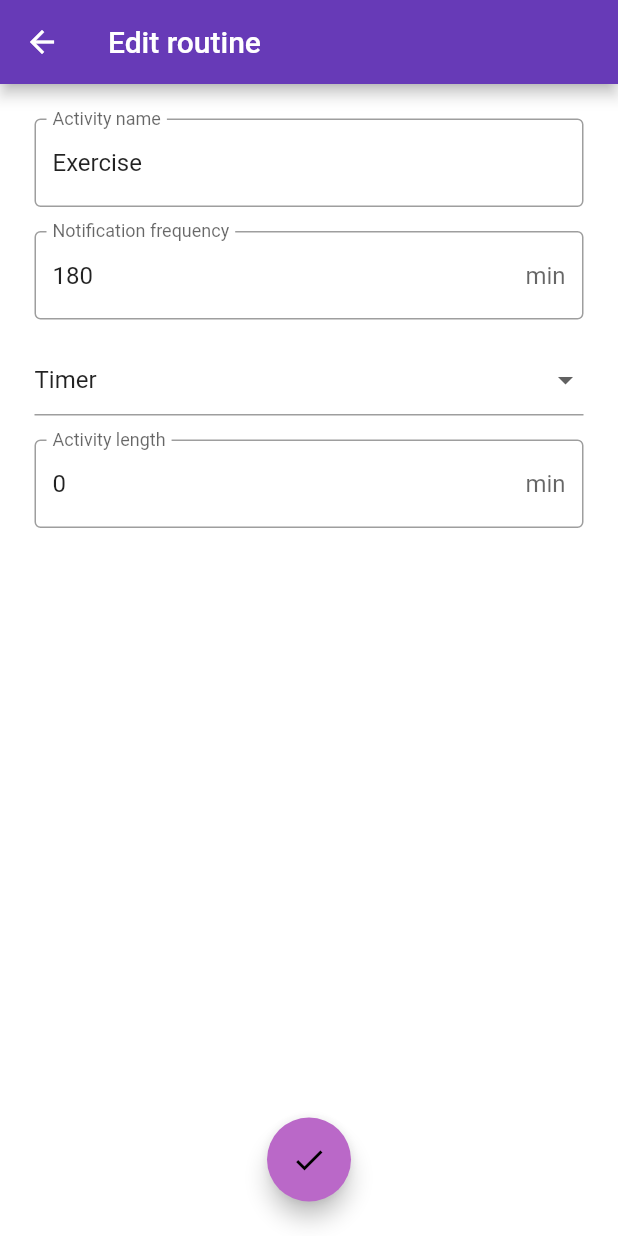
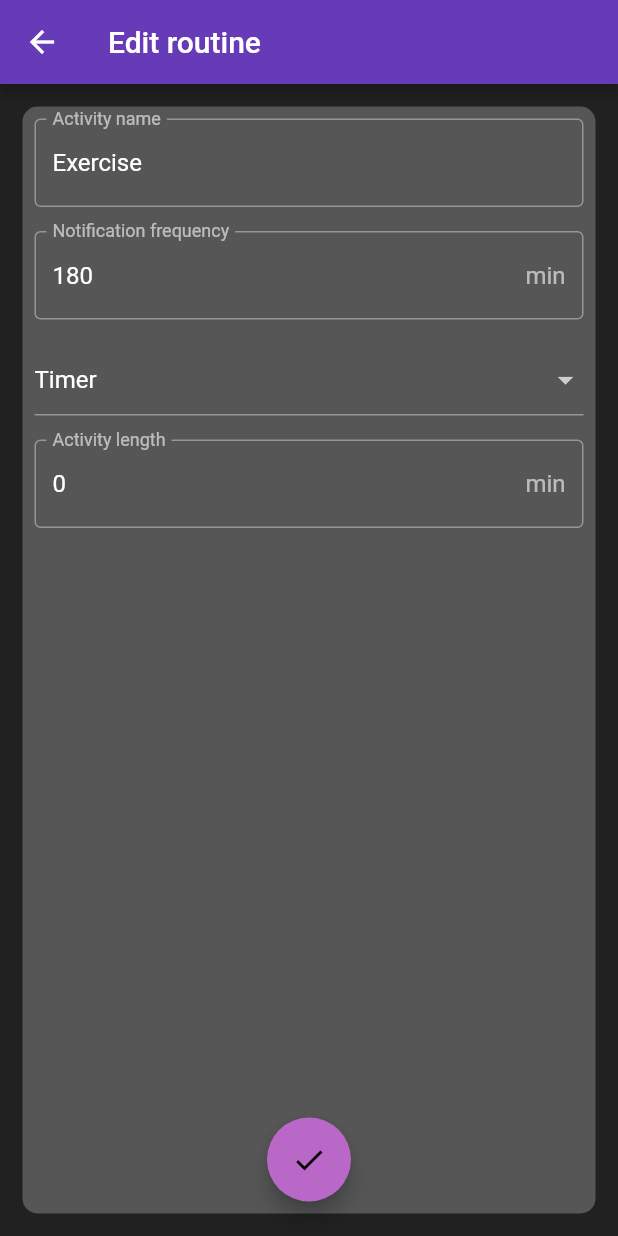
Before and after one commit to Josde/Habitr, a Flutter app: the screen it shows after launch, item 2 of the bottom bar chosen, after a tap on the "edit" icon, on a phone screen of 412 x 824 dp. Run offline on Flutter 3.47's test engine with Material 2 defaults, Android fonts, the phone set to English and light mode, and no system bars; our stand-ins replace bloc, country_picker, equatable, flutter_bloc, flutter_native_splash, flutter_settings_screens and 3 more; missing offline and left inert: jdenticon_dart; accounts and stored records are empty.

Commit message:
Modify theme cubit
Recommit everything due to permission problems...

```diff
--- a/lib/blocs/theme/theme_cubit.dart
+++ b/lib/blocs/theme/theme_cubit.dart
@@ -1,10 +1,11 @@
 import 'package:bloc/bloc.dart';
 import 'package:equatable/equatable.dart';
 import 'package:flutter/material.dart';
+import 'package:flutter_settings_screens/flutter_settings_screens.dart';
 import 'package:habitr_tfg/utils/constants.dart';
 part 'theme_state.dart';
 
 class ThemeCubit extends Cubit<ThemeState> {
-  ThemeCubit() : super(ThemeLight());
-  void switchTheme() => {this.state is ThemeLight? emit(ThemeDark()) : emit(ThemeLight())};
+  ThemeCubit() : super(ThemeBase());
+  void switchTheme() => {this.state.theme == lightTheme? emit(ThemeDark()) : emit(ThemeLight())};
 }
--- a/lib/blocs/theme/theme_state.dart
+++ b/lib/blocs/theme/theme_state.dart
@@ -4,7 +4,14 @@ abstract class ThemeState extends Equatable {
   ThemeState();
   ThemeData? theme;
 }
-
+class ThemeBase extends ThemeState {
+  ThemeData? theme;
+  ThemeBase() {
+    theme = darkTheme; // FIXME: Usar Settings para obtener el ultimo valor NO FUNCIONA para nada.
+  }
+  @override
+  List<Object> get props => [theme!];
+}
 class ThemeDark extends ThemeState {
   ThemeData? theme = darkTheme;
   @override
--- a/lib/blocs/users/feed/feed_state.dart
+++ b/lib/blocs/users/feed/feed_state.dart
@@ -4,3 +4,9 @@ part of 'feed_bloc.dart';
 abstract class FeedState {}
 
 class FeedInitial extends FeedState {}
+
+class FeedLoading extends FeedState {}
+
+class FeedLoaded extends FeedState {}
+
+class FeedError extends FeedState {}
--- a/lib/main.dart
+++ b/lib/main.dart
@@ -1,6 +1,7 @@
 import 'dart:async';
 import 'dart:convert';
 import 'dart:io';
+import 'dart:ui';
 import 'package:flutter/material.dart';
 import 'package:flutter/services.dart';
 import 'package:flutter_bloc/flutter_bloc.dart';
@@ -24,6 +25,7 @@ import 'package:habitr_tfg/utils/constants.dart';
 import 'blocs/theme/theme_cubit.dart';
 
 Future<void> main() async {
+  DartPluginRegistrant.ensureInitialized(); // Prevents a error with flutter_settings. Requires Dart master branch (not stable) right now
   WidgetsBinding wb = WidgetsFlutterBinding.ensureInitialized();
   FlutterNativeSplash.preserve(widgetsBinding: wb);
   final String myUrl = 'https://tzkauycpwctgufjkoeds.supabase.co';
@@ -31,7 +33,6 @@ Future<void> main() async {
   runApp(MyApp());
   try {
     //TODO: Implement routine parsing from JSON.
-
     Hive.initFlutter('supabase_auth');
     await Supabase.initialize(url: myUrl, anonKey: myAnonKey, debug: false, localStorage: HiveLocalStorage());
     await Settings.init(cacheProvider: SharePreferenceCache());
@@ -114,18 +115,23 @@ class _MyAppState extends State<MyApp> with WidgetsBindingObserver {
     return MultiBlocProvider(
       providers: [
         BlocProvider(create: (context) => RoutinesBloc()),
-        BlocProvider(create: (context) => ThemeCubit()),
+        BlocProvider(create: (context) => ThemeCubit(), lazy: false),
         BlocProvider(create: (context) => SelfBloc()),
         BlocProvider(create: (context) => FriendsBloc())
       ],
-      child: MaterialApp(
-          title: 'Habitr',
-          theme: lightTheme, // Change this to be related to BLoC on startup.
-          home: childScreen!,
+      child: Builder( // Para evitar problemas de contexto con el cubit de tema
+        builder: (context) {
+          return MaterialApp(
+              title: 'Habitr',
+              theme: BlocProvider.of<ThemeCubit>(context).state.theme!, // Change this to be related to BLoC on startup.
+              home: childScreen!,);
+        }
       ),
     );
   }
 }
+
+
 
 
 class LifecycleEventHandler extends WidgetsBindingObserver {
```
Also changed, not shown: lib/data/classes/post.dart (+11 -0 lines), lib/screens/misc/settings_screen.dart (+34 -5 lines), lib/data/classes/preferences.dart (deleted), 1 other file.
